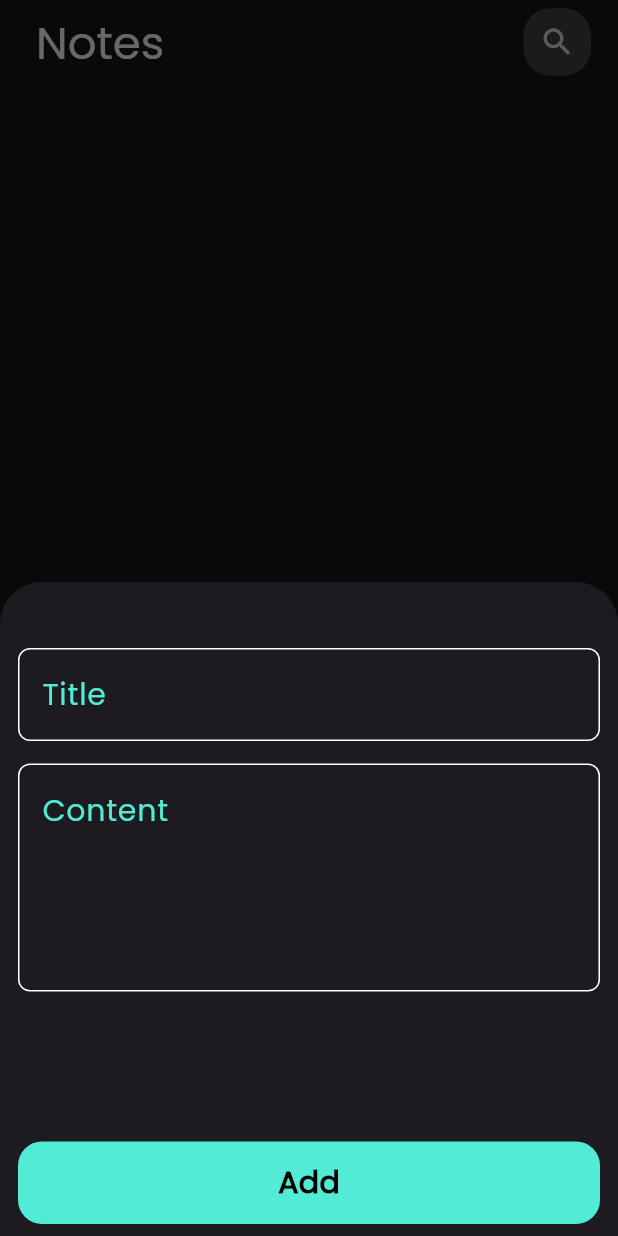
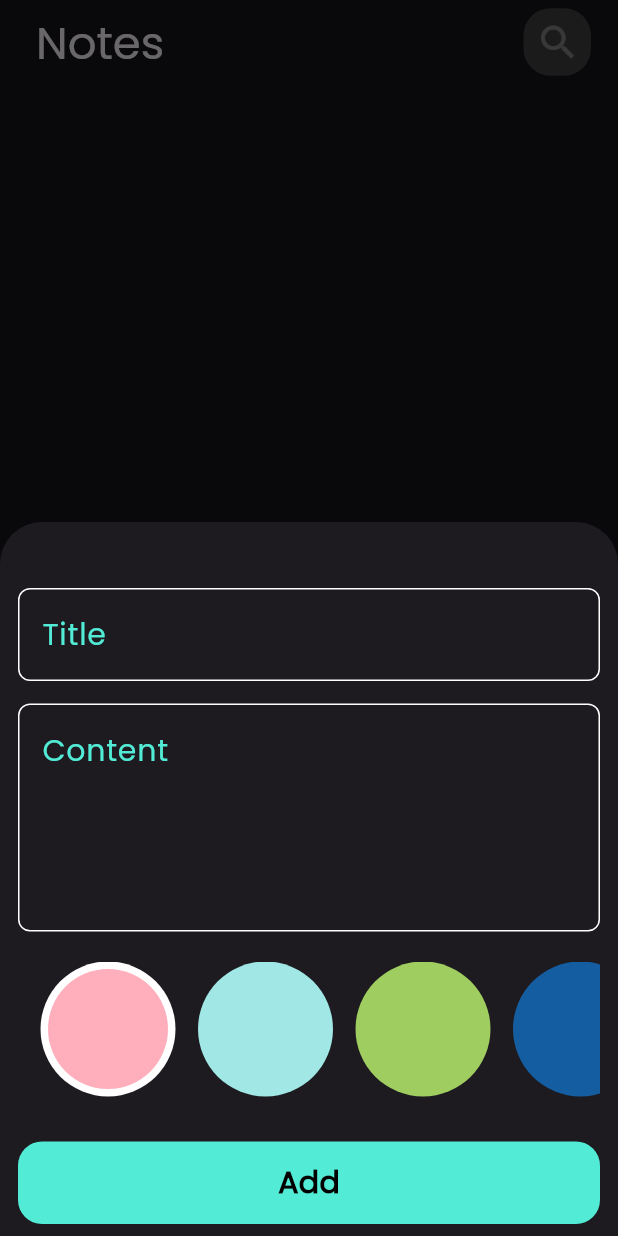
Before and after one commit to NajeebHallak/notes_app, a Flutter app: the screen it shows after launch, after a tap on the "add" icon, on a phone screen of 412 x 824 dp. Run offline on Flutter 3.47's test engine with Material 3 defaults, Android fonts, the phone set to English and light mode, and no system bars; our stand-ins replace bloc, flutter_bloc, font_awesome_flutter, hive, hive_flutter; accounts and stored records are empty.

Commit message:
creat colors to choose

```diff
--- a/lib/cubit/LoadeNoteCubit/loade_the_note_cubit.dart
+++ b/lib/cubit/LoadeNoteCubit/loade_the_note_cubit.dart
@@ -1,4 +1,5 @@
 import 'package:bloc/bloc.dart';
+import 'package:flutter/material.dart';
 import 'package:hive_flutter/adapters.dart';
 import 'package:meta/meta.dart';
 import 'package:notes_app/model/notes_model.dart';
@@ -9,11 +10,12 @@ part 'loade_the_note_state.dart';
 
 class LoadeTheNoteCubit extends Cubit<LoadeTheNoteState> {
   LoadeTheNoteCubit() : super(LoadeTheNoteInitial());
-
+  Color? colors;
   List<NotesModel>? notesModel;
   LoadeTheNote() {
     var myBox = Hive.box<NotesModel>(kPrimaryBox);
     notesModel = myBox.values.toList();
+
     emit(LoadeTheNoteSuccess());
   }
 }
--- a/lib/cubit/add_note_cubit/add_note_cubit_cubit.dart
+++ b/lib/cubit/add_note_cubit/add_note_cubit_cubit.dart
@@ -1,3 +1,5 @@
+import 'dart:ui';
+
 import 'package:bloc/bloc.dart';
 import 'package:hive_flutter/adapters.dart';
 import 'package:meta/meta.dart';
@@ -9,7 +11,7 @@ part 'add_note_cubit_state.dart';
 
 class AddNoteCubitCubit extends Cubit<AddNoteCubitState> {
   AddNoteCubitCubit() : super(AddNoteCubitInitial());
-
+  Color colors = const Color(0xFFFFAEBC);
   addNote(NotesModel notesModel) async {
     emit(AddNoteCubitIsLoaded());
     try {
--- a/lib/model/notes_model.dart
+++ b/lib/model/notes_model.dart
@@ -4,13 +4,13 @@ part 'notes_model.g.dart';
 @HiveType(typeId: 0)
 class NotesModel extends HiveObject {
   @HiveField(0)
-  final String title;
+  String title;
   @HiveField(1)
-  final String subTitle;
+  String subTitle;
   @HiveField(2)
-  final int color;
+  int color;
   @HiveField(3)
-  final String date;
+  String date;
 
   NotesModel({
     required this.title,
--- /dev/null
+++ b/lib/widget/circle_color.dart
@@ -0,0 +1,33 @@
+import 'package:flutter/material.dart';
+
+class CircleColor extends StatelessWidget {
+  const CircleColor({
+    super.key,
+    required this.colors,
+    required this.isColor,
+  });
+  final Color colors;
+  final bool isColor;
+  @override
+  Widget build(BuildContext context) {
+    return isColor
+        ? Padding(
+            padding: const EdgeInsets.only(left: 15),
+            child: CircleAvatar(
+              radius: 45,
+              backgroundColor: Colors.white,
+              child: CircleAvatar(
+                radius: 40,
+                backgroundColor: colors,
+              ),
+            ),
+          )
+        : Padding(
+            padding: const EdgeInsets.only(left: 15),
+            child: CircleAvatar(
+              radius: 45,
+              backgroundColor: colors,
+            ),
+          );
+  }
+}
--- a/lib/widget/custom_app_bar.dart
+++ b/lib/widget/custom_app_bar.dart
@@ -5,10 +5,14 @@ import '../constans.dart';
 
 class CustomAppBar extends AppBar {
   final IconData icon;
-
   final String titl;
-  CustomAppBar({super.key, required this.icon, required this.titl})
-      : super(
+  final void Function()? onPressed;
+  CustomAppBar({
+    super.key,
+    this.onPressed,
+    required this.icon,
+    required this.titl,
+  }) : super(
           automaticallyImplyLeading: false,
           title: Text(
             titl,
@@ -16,6 +20,7 @@ class CustomAppBar extends AppBar {
           ),
           actions: [
             CustumCircleIconSearch(
+              onPressed: onPressed,
               icon: icon,
             ),
           ],
--- a/lib/widget/custom_container_in_button_sheet.dart
+++ b/lib/widget/custom_container_in_button_sheet.dart
@@ -1,7 +1,6 @@
 import 'package:flutter/material.dart';
 import 'package:flutter_bloc/flutter_bloc.dart';
 import 'package:notes_app/widget/custom_form_fild.dart';
-
 import '../cubit/LoadeNoteCubit/loade_the_note_cubit.dart';
 import '../cubit/add_note_cubit/add_note_cubit_cubit.dart';
 
--- a/lib/widget/custom_container_notes.dart
+++ b/lib/widget/custom_container_notes.dart
@@ -3,7 +3,6 @@ import 'package:flutter_bloc/flutter_bloc.dart';
 import 'package:font_awesome_flutter/font_awesome_flutter.dart';
 import 'package:notes_app/model/notes_model.dart';
 import 'package:notes_app/views/edit_notes_view.dart';
-
 import '../cubit/LoadeNoteCubit/loade_the_note_cubit.dart';
 
 class CustomContainerNotes extends StatelessWidget {
@@ -14,7 +13,7 @@ class CustomContainerNotes extends StatelessWidget {
   Widget build(BuildContext context) {
     return GestureDetector(
       onTap: () {
-        Navigator.pushNamed(context, EditNotesView.id);
+        Navigator.pushNamed(context, EditNotesView.id, arguments: notesModel);
       },
       child: Container(
         margin: const EdgeInsets.only(top: 10),
--- a/lib/widget/custom_form_fild.dart
+++ b/lib/widget/custom_form_fild.dart
@@ -3,11 +3,11 @@ import 'dart:math';
 import 'package:flutter/material.dart';
 import 'package:flutter_bloc/flutter_bloc.dart';
 import 'package:intl/intl.dart';
-import 'package:modal_progress_hud_nsn/modal_progress_hud_nsn.dart';
 import 'package:notes_app/cubit/add_note_cubit/add_note_cubit_cubit.dart';
 import 'package:notes_app/model/notes_model.dart';
 import 'package:notes_app/widget/button_add_notes_in_button_sheet.dart';
 import 'package:notes_app/widget/custom_text_fild.dart';
+import 'package:notes_app/widget/list_view_color.dart';
 
 class CustomFormFild extends StatefulWidget {
   const CustomFormFild({
@@ -74,7 +74,11 @@ class _CustomFormFildState extends State<CustomFormFild> {
             hintText: 'Content',
           ),
           const SizedBox(
-            height: 100,
+            height: 20,
+          ),
+          const ListViewColor(),
+          const SizedBox(
+            height: 30,
           ),
           BlocBuilder<AddNoteCubitCubit, AddNoteCubitState>(
             builder: (context, state) {
@@ -87,7 +91,7 @@ class _CustomFormFildState extends State<CustomFormFild> {
                     notesModel = NotesModel(
                       title: title!,
                       subTitle: subTitle!,
-                      color: randomColor!.value,
+                      color: BlocProvider.of<AddNoteCubitCubit>(context).colors!.value ,
                       date: formDate,
                     );
                     BlocProvider.of<AddNoteCubitCubit>(context)
@@ -108,4 +112,4 @@ class _CustomFormFildState extends State<CustomFormFild> {
     );
   }
 }
-///'${DateTime.now().month.toString()} ${DateTime.now().day.toString()},${DateTime.now().year.toString()}'
+//'${DateTime.now().month.toString()} ${DateTime.now().day.toString()},${DateTime.now().year.toString()}'
--- a/lib/widget/custom_text_fild.dart
+++ b/lib/widget/custom_text_fild.dart
@@ -7,11 +7,13 @@ class CustomTetFormFild extends StatelessWidget {
     super.key,
     required this.maxLines,
     required this.hintText,
-    required this.onSaved,
+     this.onChanged,
+    this.onSaved,
   });
   final void Function(String?)? onSaved;
   final int maxLines;
   final String hintText;
+  final void Function(String)? onChanged;
   @override
   Widget build(BuildContext context) {
     return TextFormField(
@@ -22,6 +24,7 @@ class CustomTetFormFild extends StatelessWidget {
           return null;
         }
       },
+      onChanged: onChanged,
       onSaved: onSaved,
       cursorColor: kPrimaryColor,
       maxLines: maxLines,
--- a/lib/widget/custum_circle_icon_search.dart
+++ b/lib/widget/custum_circle_icon_search.dart
@@ -1,7 +1,8 @@
 import 'package:flutter/material.dart';
 
 class CustumCircleIconSearch extends StatelessWidget {
-  const CustumCircleIconSearch({super.key, required this.icon});
+  const CustumCircleIconSearch({super.key, required this.icon, this.onPressed});
+  final void Function()? onPressed;
   final IconData icon;
 
   @override
@@ -14,9 +15,14 @@ class CustumCircleIconSearch extends StatelessWidget {
           borderRadius: BorderRadius.circular(18),
           color: const Color(0xFF3B3B3B),
         ),
-        child: IconButton(
-          onPressed: () {},
-          icon: Icon(icon),
+        child: Center(
+          child: IconButton(
+            onPressed: onPressed,
+            icon: Icon(
+              icon,
+              size: 30,
+            ),
+          ),
         ));
   }
 }
--- /dev/null
+++ b/lib/widget/list_view_color.dart
@@ -0,0 +1,47 @@
+import 'package:flutter/material.dart';
+import 'package:flutter_bloc/flutter_bloc.dart';
+import 'package:notes_app/cubit/LoadeNoteCubit/loade_the_note_cubit.dart';
+import 'package:notes_app/cubit/add_note_cubit/add_note_cubit_cubit.dart';
+
+import 'circle_color.dart';
+
+class ListViewColor extends StatefulWidget {
+  const ListViewColor({super.key});
+
+  @override
+  State<ListViewColor> createState() => _ListViewColorState();
+}
+
+class _ListViewColorState extends State<ListViewColor> {
+  int theChoose = 0;
+
+  List<Color> colors = const [
+    Color(0xFFFFAEBC),
+    Color(0xFFA0E7E5),
+    Color(0xFFA0CD60),
+    Color(0xFF145DA0),
+    Color(0xFF1C646D),
+  ];
+
+  @override
+  Widget build(BuildContext context) {
+    return SizedBox(
+        height: 45 * 2,
+        child: ListView.builder(
+          scrollDirection: Axis.horizontal,
+          itemCount: colors.length,
+          itemBuilder: (context, index) => GestureDetector(
+            onTap: () {
+              theChoose = index;
+              setState(() {});
+              BlocProvider.of<AddNoteCubitCubit>(context).colors =
+                  colors[index];
+            },
+            child: CircleColor(
+              colors: colors[index],
+              isColor: theChoose == index ? true : false,
+            ),
+          ),
+        ));
+  }
+}
```
Also changed, not shown: lib/views/edit_notes_view.dart (+51 -4 lines), lib/widget/custom_culomn_in_edit_screen.dart (deleted, +0 -35 lines).
